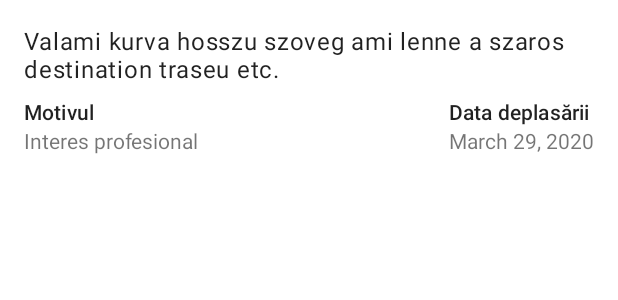
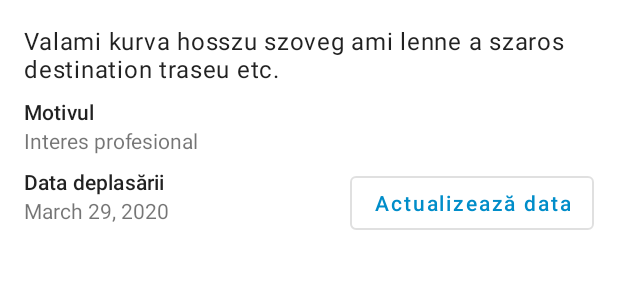
Before and after one commit to ArthurNagy/DeclarApp, an Android app: the layout item_statement_document.xml on its own in the app's theme, with its tools: preview values and no code run, on a phone screen of 412 x 824 dp. Shown: the top 300 px of the screen. Run offline under Robolectric (Android 15) with nearby library versions, the phone set to English and light mode, and no system bars.

Commit message:
Update to new statement model. Add the possibility to modify statement date to current date. Small improvements

```diff
--- a/app/src/main/java/com/arthurnagy/staysafe/core/db/StatementDao.kt
+++ b/app/src/main/java/com/arthurnagy/staysafe/core/db/StatementDao.kt
@@ -5,6 +5,7 @@ import androidx.room.Delete
 import androidx.room.Insert
 import androidx.room.OnConflictStrategy
 import androidx.room.Query
+import androidx.room.Update
 import com.arthurnagy.staysafe.core.model.Statement
 import kotlinx.coroutines.Dispatchers
 import kotlinx.coroutines.ExperimentalCoroutinesApi
@@ -29,6 +30,9 @@ abstract class StatementDao {
     @Insert(onConflict = OnConflictStrategy.REPLACE)
     abstract suspend fun insert(statement: Statement): Long
 
+    @Update
+    abstract suspend fun update(statement: Statement)
+
     @Delete
     abstract suspend fun delete(statement: Statement)
 }
--- a/app/src/main/java/com/arthurnagy/staysafe/feature/documentdetail/DocumentDetailFragment.kt
+++ b/app/src/main/java/com/arthurnagy/staysafe/feature/documentdetail/DocumentDetailFragment.kt
@@ -98,7 +98,7 @@ class DocumentDetailFragment : Fragment(R.layout.fragment_document_detail) {
     }
 
     private fun showDeleteDialog() {
-        MaterialAlertDialogBuilder(context)
+        MaterialAlertDialogBuilder(requireContext())
             .setTitle(R.string.delete_title)
             .setMessage(R.string.delete_desc)
             .setPositiveButton(R.string.yes) { dialog, _ ->
--- a/app/src/main/java/com/arthurnagy/staysafe/feature/newdocument/statement/routedata/StatementRouteDataViewModel.kt
+++ b/app/src/main/java/com/arthurnagy/staysafe/feature/newdocument/statement/routedata/StatementRouteDataViewModel.kt
@@ -12,6 +12,7 @@ import com.arthurnagy.staysafe.core.model.Motive
 import com.arthurnagy.staysafe.feature.newdocument.NewDocumentViewModel
 import com.arthurnagy.staysafe.feature.shared.formatToDate
 import com.arthurnagy.staysafe.feature.shared.labelRes
+import com.google.android.material.datepicker.MaterialDatePicker
 import kotlinx.coroutines.ExperimentalCoroutinesApi
 import kotlinx.coroutines.flow.Flow
 import kotlinx.coroutines.flow.combine
@@ -20,7 +21,7 @@ import kotlinx.coroutines.flow.flowOf
 class StatementRouteDataViewModel(private val newDocumentViewModel: NewDocumentViewModel) : ViewModel() {
     private val pendingStatement: LiveData<NewDocumentViewModel.PendingStatement> get() = newDocumentViewModel.pendingStatement
     val route = MutableLiveData<String>()
-    val date: LiveData<Long?> = pendingStatement.map { it.date }
+    val date: LiveData<Long?> = pendingStatement.map { it.date ?: MaterialDatePicker.todayInUtcMilliseconds() }
     val dateFormatted: LiveData<String> = date.map { it?.let { formatToDate(it) } ?: "" }
     val isNextEnabled: LiveData<Boolean> = pendingStatement.map(::areStatementRouteDataValid)
     private val motives: Flow<List<Motive>> = flowOf(Motive.values().toList())
--- a/app/src/main/res/layout/fragment_statement_personal_data.xml
+++ b/app/src/main/res/layout/fragment_statement_personal_data.xml
@@ -38,12 +38,12 @@
         <ScrollView
             android:layout_width="match_parent"
             android:layout_height="wrap_content"
+            android:background="?attr/colorSurface"
             android:clipToPadding="false"
             android:fillViewport="true"
             android:paddingTop="@dimen/first_keyline"
             android:paddingBottom="@dimen/third_keyline"
             android:transitionGroup="true"
-            android:background="?attr/colorSurface"
             app:layout_constraintTop_toBottomOf="@id/toolbar">
 
             <androidx.constraintlayout.widget.ConstraintLayout
@@ -88,7 +88,7 @@
                     <com.google.android.material.textfield.TextInputEditText
                         android:layout_width="match_parent"
                         android:layout_height="wrap_content"
-                        android:inputType="textPersonName"
+                        android:inputType="textPersonName|textCapWords"
                         android:text="@={viewModel.lastName}" />
 
                 </com.google.android.material.textfield.TextInputLayout>
@@ -106,7 +106,7 @@
                     <com.google.android.material.textfield.TextInputEditText
                         android:layout_width="match_parent"
                         android:layout_height="wrap_content"
-                        android:inputType="textPersonName"
+                        android:inputType="textPersonName|textCapWords"
                         android:text="@={viewModel.firstName}" />
 
                 </com.google.android.material.textfield.TextInputLayout>
--- a/app/src/main/res/layout/item_statement_document.xml
+++ b/app/src/main/res/layout/item_statement_document.xml
@@ -44,7 +44,7 @@
             android:layout_marginEnd="@dimen/first_keyline"
             android:ellipsize="end"
             android:maxLines="3"
-            app:layout_constraintEnd_toStartOf="@id/date_barrier"
+            app:layout_constraintEnd_toEndOf="parent"
             app:layout_constraintStart_toStartOf="parent"
             app:layout_constraintTop_toBottomOf="@id/motive_label"
             app:textResList="@{uiModel.motiveTextResList}"
@@ -57,25 +57,25 @@
             android:layout_marginTop="@dimen/content_margin"
             android:text="@string/date"
             android:textAppearance="?textAppearanceSubtitle2"
-            app:layout_constraintEnd_toEndOf="parent"
-            app:layout_constraintStart_toStartOf="@id/date"
-            app:layout_constraintTop_toBottomOf="@id/route" />
+            app:layout_constraintStart_toStartOf="parent"
+            app:layout_constraintTop_toBottomOf="@id/motive" />
 
         <TextView
             android:id="@+id/date"
             android:layout_width="wrap_content"
             android:layout_height="wrap_content"
             android:text="@{uiModel.date}"
-            app:layout_constraintEnd_toEndOf="parent"
             app:layout_constraintTop_toBottomOf="@id/date_label"
             tools:text="March 29, 2020" />
 
-        <androidx.constraintlayout.widget.Barrier
-            android:id="@+id/date_barrier"
-            android:layout_width="0dp"
-            android:layout_height="0dp"
-            app:barrierDirection="start"
-            app:constraint_referenced_ids="date, date_label" />
+        <com.google.android.material.button.MaterialButton
+            android:id="@+id/update_date"
+            style="?materialButtonOutlinedStyle"
+            android:layout_width="wrap_content"
+            android:layout_height="wrap_content"
+            android:text="@string/update_date"
+            app:layout_constraintEnd_toEndOf="parent"
+            app:layout_constraintTop_toTopOf="@id/date_label" />
 
     </androidx.constraintlayout.widget.ConstraintLayout>
 </layout>
--- a/app/src/main/res/values/strings.xml
+++ b/app/src/main/res/values/strings.xml
@@ -53,7 +53,7 @@
     <string name="delete_desc">Sigur doriți să ștergeți acest formular?</string>
     <string name="yes">Da</string>
     <string name="cancel">Anulare</string>
-    <string name="onboarding_desc_first">Completează ușor și rapid datele necesare declarației pe proprie răspundere obligatorie conform ordonanței militare nr. 3</string>
+    <string name="onboarding_desc_first">Completează ușor și rapid datele necesare declarației pe proprie răspundere obligatorie conform ordonanțelor militare</string>
     <string name="onboarding_desc_second">Vizualizează, șterge, tipărește sau exportează declarațiile dintr-un singur loc.</string>
     <string name="onboarding_desc_third">Păstrează-ți datele în siguranță tot timpul. Aplicația nu necesită conexiune la internet, toate datele sunt stocate doar pe telefonul tău.</string>
     <string name="start">Începe</string>
@@ -67,5 +67,7 @@
     <string name="in_app_purchase_connection_failed">Nu s-a putut conecta la Google Play, încercați din nou!</string>
     <string name="in_app_purchase_error">Achiziția a eșuat</string>
     <string name="in_app_purchase_pending">Achiziția este în stare suspendat, se aşteaptă aprobarea.</string>
+    <string name="update_date">Actualizează data</string>
+    <string name="statement_date_updated">Dată deplasării a fost actualizată</string>
 
 </resources>
```
Also changed, not shown: app/build.gradle (+5 -10 lines), app/src/main/java/com/arthurnagy/staysafe/feature/home/DocumentsAdapter.kt (+12 -3 lines), app/src/main/java/com/arthurnagy/staysafe/feature/home/HomeFragment.kt (+15 -5 lines), app/src/main/java/com/arthurnagy/staysafe/feature/home/HomeViewModel.kt (+10 -0 lines), build.gradle (+8 -3 lines), app/src/main/assets/img_declaratie_proprie_raspundere.png, gradle/wrapper/gradle-wrapper.properties, 1 other file.
